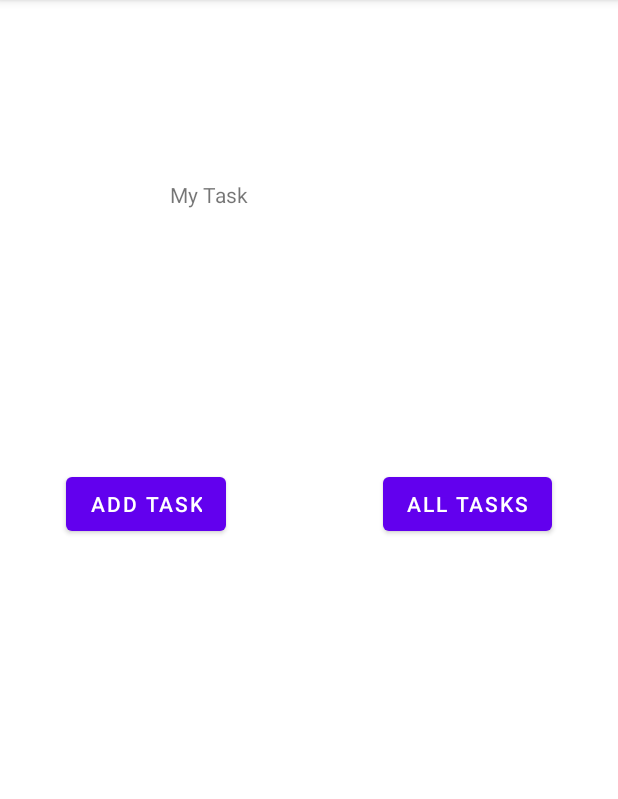
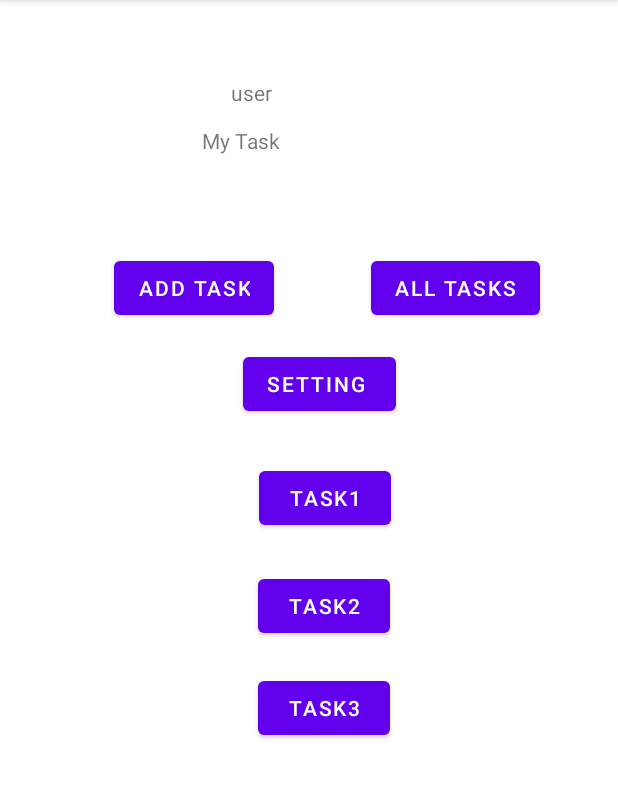
Before and after one commit to abdalrahman-alhmouz/taskmaster, an Android app: the screen it shows after launch (MainActivity), on a phone screen of 412 x 824 dp, the part 84-883 px from its top. Run offline under Robolectric (Android 15) with nearby library versions, the phone set to English and light mode, and no system bars.

Commit message:
init comit

```diff
--- a/app/src/main/AndroidManifest.xml
+++ b/app/src/main/AndroidManifest.xml
@@ -9,7 +9,10 @@
         android:roundIcon="@mipmap/ic_launcher_round"
         android:supportsRtl="true"
         android:theme="@style/Theme.Taskmaster">
-        <activity android:name=".AllTasks"></activity>
+        <activity android:name=".SettingPage"></activity>
+        <activity android:name=".setting" />
+        <activity android:name=".TaskDetail" />
+        <activity android:name=".AllTasks" />
         <activity android:name=".AddTask" />
         <activity android:name=".MainActivity">
             <intent-filter>
--- a/app/src/main/java/com/example/taskmaster/MainActivity.java
+++ b/app/src/main/java/com/example/taskmaster/MainActivity.java
@@ -3,8 +3,13 @@ package com.example.taskmaster;
 import androidx.appcompat.app.AppCompatActivity;
 
 import android.content.Intent;
+import android.content.SharedPreferences;
 import android.os.Bundle;
+import android.preference.PreferenceManager;
+import android.view.TextureView;
 import android.view.View;
+import android.widget.Button;
+import android.widget.TextView;
 
 public class MainActivity extends AppCompatActivity {
 
@@ -12,10 +17,44 @@ public class MainActivity extends AppCompatActivity {
     protected void onCreate(Bundle savedInstanceState) {
         super.onCreate(savedInstanceState);
         setContentView(R.layout.activity_main);
+
+        SharedPreferences sharedPref = PreferenceManager.getDefaultSharedPreferences(this);
+        TextView textView=findViewById(R.id.displayUser);
+        String user=sharedPref.getString("userName","user");
+        textView.setText(user);
+
+
+
     }
     public void addTask(View view){
         Intent intent =new Intent(this,AddTask.class);
         startActivity(intent);
 
     }
+
+    public void allTasks(View view){
+        Intent intent =new Intent(this,AllTasks.class);
+        startActivity(intent);
+
+    }
+    public void settingPage(View view){
+        Intent intent =new Intent(this,SettingPage.class);
+        startActivity(intent);
+
+    }
+
+//    public void title(View view){
+//        Intent intent =new Intent(this,TaskDetail.class);
+//        startActivity(intent);
+//
+//    }
+public void tasks(View view){
+    Button buttonMain=(Button)view;
+    String title=buttonMain.getText().toString();
+    Intent intent =new Intent(this,TaskDetail.class);
+    intent.putExtra("title",title);
+    startActivity(intent);
+
 }
+
+}
--- a/app/src/main/res/layout/activity_add_task.xml
+++ b/app/src/main/res/layout/activity_add_task.xml
@@ -22,6 +22,7 @@
         android:layout_height="wrap_content"
         android:layout_marginStart="104dp"
         android:layout_marginTop="428dp"
+        android:onClick="taskAdded"
         android:text="Add Task"
         app:layout_constraintStart_toStartOf="parent"
         app:layout_constraintTop_toTopOf="parent" />
--- a/app/src/main/res/layout/activity_main.xml
+++ b/app/src/main/res/layout/activity_main.xml
@@ -8,9 +8,9 @@
 
     <TextView
         android:id="@+id/textView"
-        android:layout_width="184dp"
-        android:layout_height="161dp"
-        android:layout_marginTop="120dp"
+        android:layout_width="141dp"
+        android:layout_height="59dp"
+        android:layout_marginTop="84dp"
         android:text="My Task"
         app:layout_constraintEnd_toEndOf="parent"
         app:layout_constraintHorizontal_bias="0.497"
@@ -21,8 +21,8 @@
         android:id="@+id/button"
         android:layout_width="0dp"
         android:layout_height="wrap_content"
-        android:layout_marginStart="44dp"
-        android:layout_marginTop="312dp"
+        android:layout_marginStart="76dp"
+        android:layout_marginTop="168dp"
         android:onClick="addTask"
         android:text="Add Task"
         app:layout_constraintStart_toStartOf="parent"
@@ -32,10 +32,66 @@
         android:id="@+id/button2"
         android:layout_width="wrap_content"
         android:layout_height="wrap_content"
-        android:layout_marginTop="312dp"
-        android:layout_marginEnd="44dp"
+        android:layout_marginTop="168dp"
+        android:layout_marginEnd="52dp"
+        android:onClick="allTasks"
         android:text="All Tasks"
         app:layout_constraintEnd_toEndOf="parent"
         app:layout_constraintTop_toTopOf="parent" />
 
+    <TextView
+        android:id="@+id/displayUser"
+        android:layout_width="90dp"
+        android:layout_height="24dp"
+        android:layout_marginTop="52dp"
+        android:layout_marginEnd="168dp"
+        android:text="TextView"
+        app:layout_constraintEnd_toEndOf="parent"
+        app:layout_constraintTop_toTopOf="parent" />
+
+    <Button
+        android:id="@+id/SettingPage"
+        android:layout_width="wrap_content"
+        android:layout_height="wrap_content"
+        android:layout_marginTop="232dp"
+        android:layout_marginEnd="148dp"
+        android:onClick="settingPage"
+        android:text="Setting "
+        app:layout_constraintEnd_toEndOf="parent"
+        app:layout_constraintTop_toTopOf="parent" />
+
+    <Button
+        android:id="@+id/button6"
+        android:layout_width="wrap_content"
+        android:layout_height="wrap_content"
+        android:layout_marginTop="308dp"
+        android:onClick="tasks"
+        android:text="task1"
+        app:layout_constraintEnd_toEndOf="parent"
+        app:layout_constraintHorizontal_bias="0.532"
+        app:layout_constraintStart_toStartOf="parent"
+        app:layout_constraintTop_toTopOf="parent" />
+
+    <Button
+        android:id="@+id/button7"
+        android:layout_width="wrap_content"
+        android:layout_height="wrap_content"
+        android:layout_marginStart="172dp"
+        android:layout_marginTop="380dp"
+        android:onClick="tasks"
+        android:text="task2"
+        app:layout_constraintStart_toStartOf="parent"
+        app:layout_constraintTop_toTopOf="parent" />
+
+    <Button
+        android:id="@+id/button8"
+        android:layout_width="wrap_content"
+        android:layout_height="wrap_content"
+        android:layout_marginStart="172dp"
+        android:layout_marginTop="448dp"
+        android:onClick="tasks"
+        android:text="task3"
+        app:layout_constraintStart_toStartOf="parent"
+        app:layout_constraintTop_toTopOf="parent" />
+
 </androidx.constraintlayout.widget.ConstraintLayout>
```
Also changed, not shown: app/src/main/java/com/example/taskmaster/AddTask.java (+10 -10 lines), app/src/main/java/com/example/taskmaster/SettingPage.java (added, +35 -0 lines), app/src/main/java/com/example/taskmaster/TaskDetail.java (added, +24 -0 lines), app/src/main/res/layout/activity_setting_page.xml (added, +31 -0 lines), app/src/main/res/layout/activity_task_detail.xml (added, +33 -0 lines).
